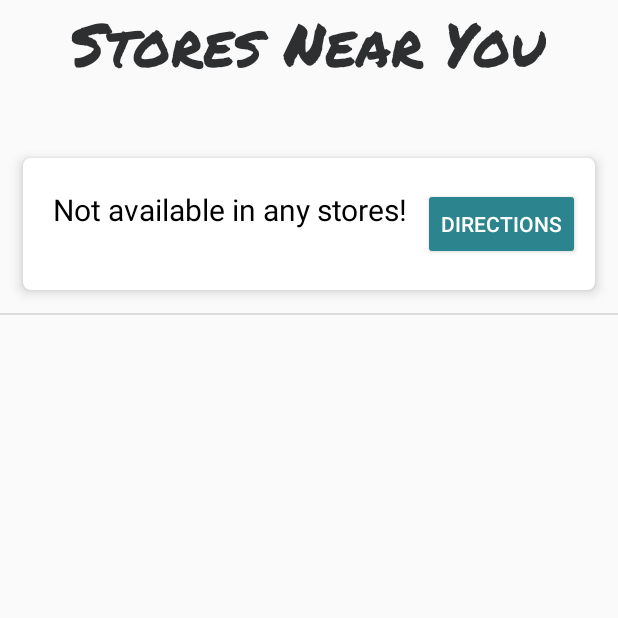
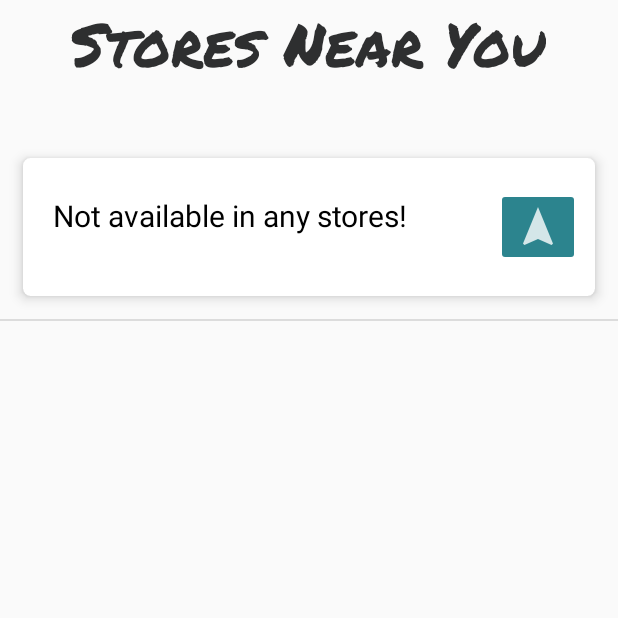
Before and after one commit to gehnaanand/Shop_App, an Android app: the Stores_Available screen opened directly, with no data from a screen before it, on a phone screen of 412 x 824 dp, the top half of it. Run offline under Robolectric (Android 15) with nearby library versions, the phone set to English and light mode, and no system bars; our stand-ins replace Firebase (no records; nobody signed in at launch, a user with empty details on screens opened directly).

Commit message:
Maps button

```diff
--- a/app/src/main/java/com/example/gehna/shopapp/MapsActivity.java
+++ b/app/src/main/java/com/example/gehna/shopapp/MapsActivity.java
@@ -77,7 +77,7 @@ public class MapsActivity extends FragmentActivity implements OnMapReadyCallback
                         if (parentref.toString().trim().equals(store_name.toString().trim())) {
                             LatLng location = new LatLng(owner1.getLatitude(), owner1.getLongitude());
                             mMap.addMarker(new MarkerOptions().position(location).title(owner1.store_name)).setIcon(BitmapDescriptorFactory.defaultMarker(BitmapDescriptorFactory.HUE_RED));
-                            CameraUpdate update=CameraUpdateFactory.newLatLngZoom(location,20);
+                            CameraUpdate update=CameraUpdateFactory.newLatLngZoom(location,15);
                             mMap.moveCamera(update);
                             //mMap.moveCamera(CameraUpdateFactory.newLatLng(location));
                         }
--- a/app/src/main/java/com/example/gehna/shopapp/Stores_Available.java
+++ b/app/src/main/java/com/example/gehna/shopapp/Stores_Available.java
@@ -11,6 +11,7 @@ import android.view.View;
 import android.view.ViewGroup;
 import android.widget.ArrayAdapter;
 import android.widget.Button;
+import android.widget.ImageButton;
 import android.widget.ListAdapter;
 import android.widget.ListView;
 import android.widget.TextView;
@@ -125,6 +126,6 @@ public class Stores_Available extends AppCompatActivity {
     public class ViewHolder{
 
         TextView textView;
-        Button button;
+        ImageButton button;
     }
 }
--- a/app/src/main/res/layout/custom_list_row.xml
+++ b/app/src/main/res/layout/custom_list_row.xml
@@ -25,13 +25,12 @@
         android:layout_marginTop="20dp"
         android:textColor="#000"
         android:layout_alignBottom="@+id/maps"/>
-    <Button
+    <ImageButton
+        android:src="@drawable/ic_action_maps"
         android:id="@+id/maps"
         android:layout_width="wrap_content"
         android:layout_height="wrap_content"
-        android:text="directions"
         android:backgroundTint="#2c848e"
-        android:textColor="#fff"
         android:layout_marginRight="10dp"
         android:layout_marginTop="20dp"
         android:layout_marginBottom="20dp"
```
Also changed, not shown: app/src/main/res/drawable-hdpi/ic_action_maps.png (added), app/src/main/res/drawable-mdpi/ic_action_maps.png (added), app/src/main/res/drawable-xhdpi/ic_action_maps.png (added), app/src/main/res/drawable-xxhdpi/ic_action_maps.png (added).
